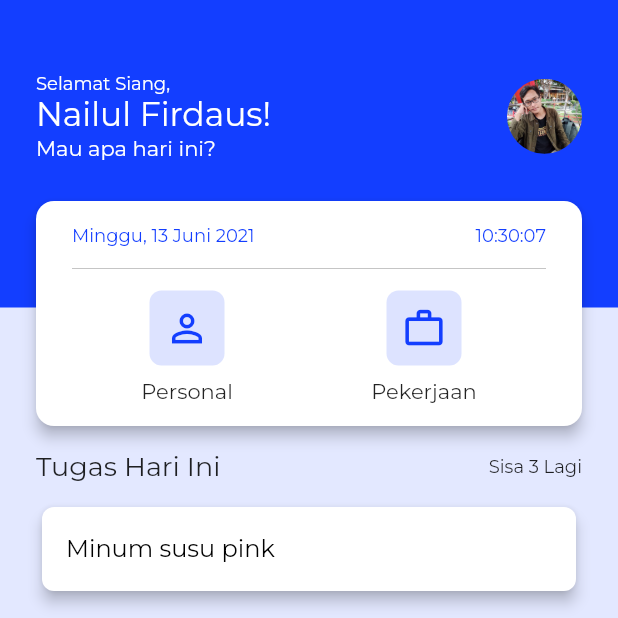
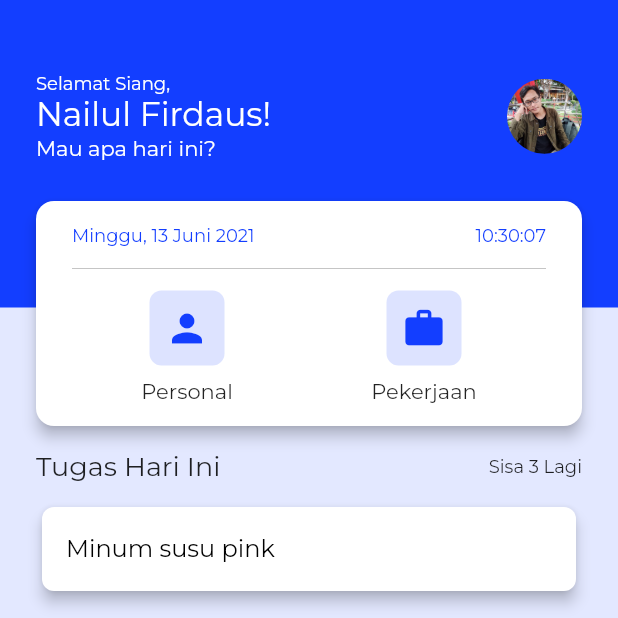
Before and after one commit to nailnafir/flutter-todo, a Flutter app: the screen it shows after launch, on a phone screen of 412 x 824 dp, the top half of it. Run offline on Flutter 3.47's test engine with Material 2 defaults, Android fonts, the light colour scheme and no system bars; our stand-ins replace google_fonts.

Commit message:
add menu item

```diff
--- a/lib/pages/home_page.dart
+++ b/lib/pages/home_page.dart
@@ -1,6 +1,7 @@
 import 'dart:async';
 
 import 'package:flutter/material.dart';
+import 'package:flutter_todo/widgets/menu_item.dart';
 import 'package:flutter_todo/widgets/todo_item.dart';
 import 'package:intl/intl.dart';
 
@@ -253,44 +254,8 @@
         Row(
           mainAxisAlignment: MainAxisAlignment.spaceAround,
           children: [
-            Column(
-              children: [
-                Container(
-                  margin: EdgeInsets.only(bottom: 8),
-                  width: 50,
-                  height: 50,
-                  decoration: BoxDecoration(
-                    color: Color(0x25133EFF),
-                    borderRadius: BorderRadius.circular(8),
-                  ),
-                  child: Icon(
-                    Icons.person_outline,
-                    color: Color(0xFF133EFF),
-                    size: 30,
-                  ),
-                ),
-                Text("Personal"),
-              ],
-            ),
-            Column(
-              children: [
-                Container(
-                  margin: EdgeInsets.only(bottom: 8),
-                  width: 50,
-                  height: 50,
-                  decoration: BoxDecoration(
-                    color: Color(0x25133EFF),
-                    borderRadius: BorderRadius.circular(8),
-                  ),
-                  child: Icon(
-                    Icons.work_outline,
-                    color: Color(0xFF133EFF),
-                    size: 30,
-                  ),
-                ),
-                Text("Pekerjaan"),
-              ],
-            ),
+            MenuItem(title: "Personal", icon: Icons.person),
+            MenuItem(title: "Pekerjaan", icon: Icons.work_outlined),
           ],
         ),
       ],
--- /dev/null
+++ b/lib/widgets/menu_item.dart
@@ -0,0 +1,32 @@
+import 'package:flutter/material.dart';
+
+class MenuItem extends StatelessWidget {
+  const MenuItem({Key? key, required this.title, required this.icon})
+      : super(key: key);
+
+  final String title;
+  final IconData icon;
+
+  @override
+  Widget build(BuildContext context) {
+    return Column(
+      children: [
+        Container(
+          margin: EdgeInsets.only(bottom: 8),
+          width: 50,
+          height: 50,
+          decoration: BoxDecoration(
+            color: Color(0x25133EFF),
+            borderRadius: BorderRadius.circular(8),
+          ),
+          child: Icon(
+            icon,
+            color: Color(0xFF133EFF),
+            size: 30,
+          ),
+        ),
+        Text(title),
+      ],
+    );
+  }
+}
```
